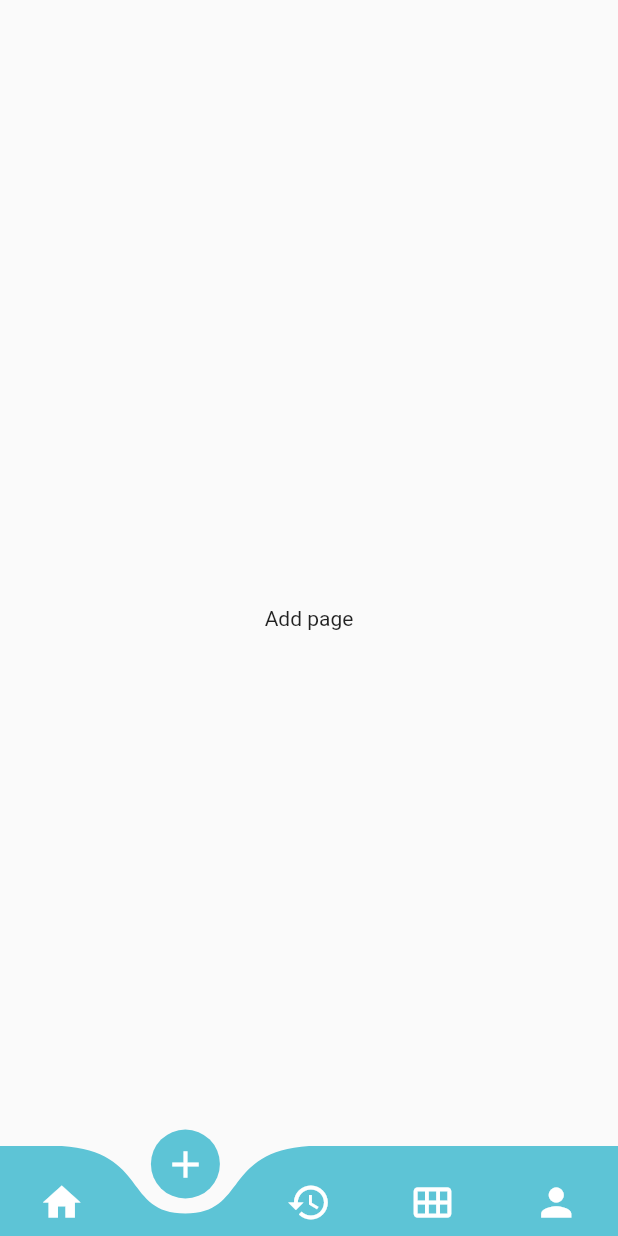
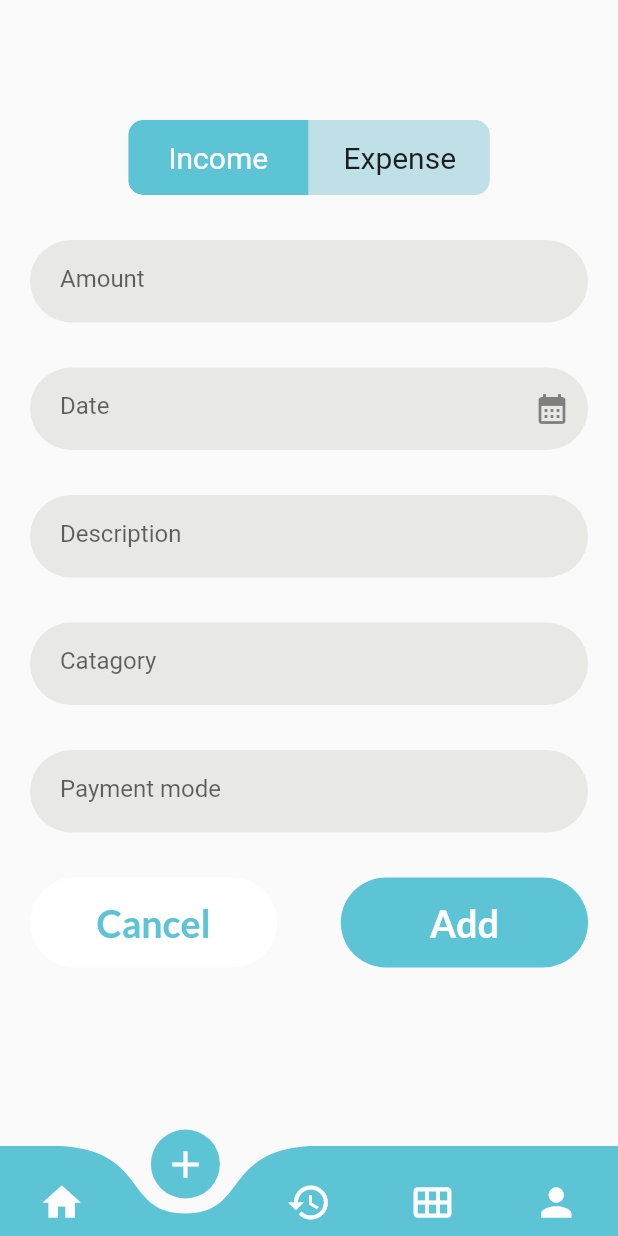
Before and after one commit to nashvak/expense_tracker, a Flutter app: the BottomNav screen opened by its route, item 2 of the bottom bar chosen, on a phone screen of 412 x 824 dp. Run offline on Flutter 3.47's test engine with Material 2 defaults, Android fonts, the phone set to English and light mode, and no system bars; drawn by our look-alikes of curved_navigation_bar, toggle_switch; our stand-ins replace get, google_fonts.

Commit message:
add transaction page is created

```diff
--- a/lib/custom_widgets/common/button.dart
+++ b/lib/custom_widgets/common/button.dart
@@ -34,3 +34,37 @@ class CustomButton extends StatelessWidget {
     );
   }
 }
+
+class Cancelbutton extends StatelessWidget {
+  final String title;
+  final void Function() onTap;
+  const Cancelbutton({
+    required this.title,
+    required this.onTap,
+    super.key,
+  });
+
+  @override
+  Widget build(BuildContext context) {
+    return GestureDetector(
+      onTap: onTap,
+      child: Container(
+        width: double.infinity,
+        height: 60,
+        decoration: BoxDecoration(
+          color: Appcolor.white,
+          borderRadius: BorderRadius.circular(40),
+        ),
+        child: Center(
+          child: Text(
+            title,
+            style: GoogleFonts.lato(
+                fontSize: 25,
+                fontWeight: FontWeight.w700,
+                color: Appcolor.primaryColor),
+          ),
+        ),
+      ),
+    );
+  }
+}
--- a/lib/view/transaction/add_transaction.dart
+++ b/lib/view/transaction/add_transaction.dart
@@ -1,12 +1,78 @@
+import 'package:expense_tracker/constatnts/colors.dart';
+import 'package:expense_tracker/custom_widgets/common/button.dart';
 import 'package:flutter/material.dart';
+import 'package:toggle_switch/toggle_switch.dart';
+
+import '../../custom_widgets/common/sizedbox.dart';
+import '../../custom_widgets/loginPage/login_widgets.dart';
 
 class ScreenAddTransaction extends StatelessWidget {
   const ScreenAddTransaction({super.key});
 
   @override
   Widget build(BuildContext context) {
-    return const Center(
-      child: Text('Add page'),
+    return Padding(
+      padding: const EdgeInsets.only(top: 80, left: 20, right: 20),
+      child: SingleChildScrollView(
+        child: Column(
+          children: [
+            ToggleSwitch(
+              minWidth: 120,
+              minHeight: 50,
+              cornerRadius: 10,
+              fontSize: 20,
+              activeBgColor: [
+                Appcolor.primaryColor,
+              ],
+              activeFgColor: Colors.white,
+              inactiveBgColor: Color.fromARGB(255, 191, 224, 230),
+              totalSwitches: 2,
+              labels: ['Income', 'Expense'],
+              onToggle: (index) {
+                print('$index');
+              },
+            ),
+            height30,
+            CustomTextField(
+              title: 'Amount',
+            ),
+            height30,
+            CustomTextField(
+              title: 'Date',
+              icon: Icon(Icons.calendar_month),
+            ),
+            height30,
+            CustomTextField(
+              title: 'Description',
+            ),
+            height30,
+            CustomTextField(
+              title: 'Catagory',
+            ),
+            height30,
+            CustomTextField(
+              title: 'Payment mode',
+            ),
+            // DropdownButton(items: [], onChanged: ((value) {
+
+            // })),
+            height30,
+            Row(
+              mainAxisAlignment: MainAxisAlignment.spaceBetween,
+              children: [
+                Container(
+                    width: MediaQuery.of(context).size.width / 2.5,
+                    child: Cancelbutton(title: 'Cancel', onTap: () {})),
+
+                //CustomButton(title: 'Add', onTap: () {}),
+                Container(
+                    width: MediaQuery.of(context).size.width / 2.5,
+                    child: CustomButton(title: 'Add', onTap: () {})),
+              ],
+            )
+          ],
+        ),
+      ),
     );
   }
 }
--- a/pubspec.yaml
+++ b/pubspec.yaml
@@ -39,6 +39,7 @@ dependencies:
   get: ^4.6.5
   flutter_neumorphic: ^3.0.3
   curved_navigation_bar: ^1.0.3
+  toggle_switch: ^2.1.0
 
 
 dev_dependencies:
```
Also changed, not shown: pubspec.lock.
